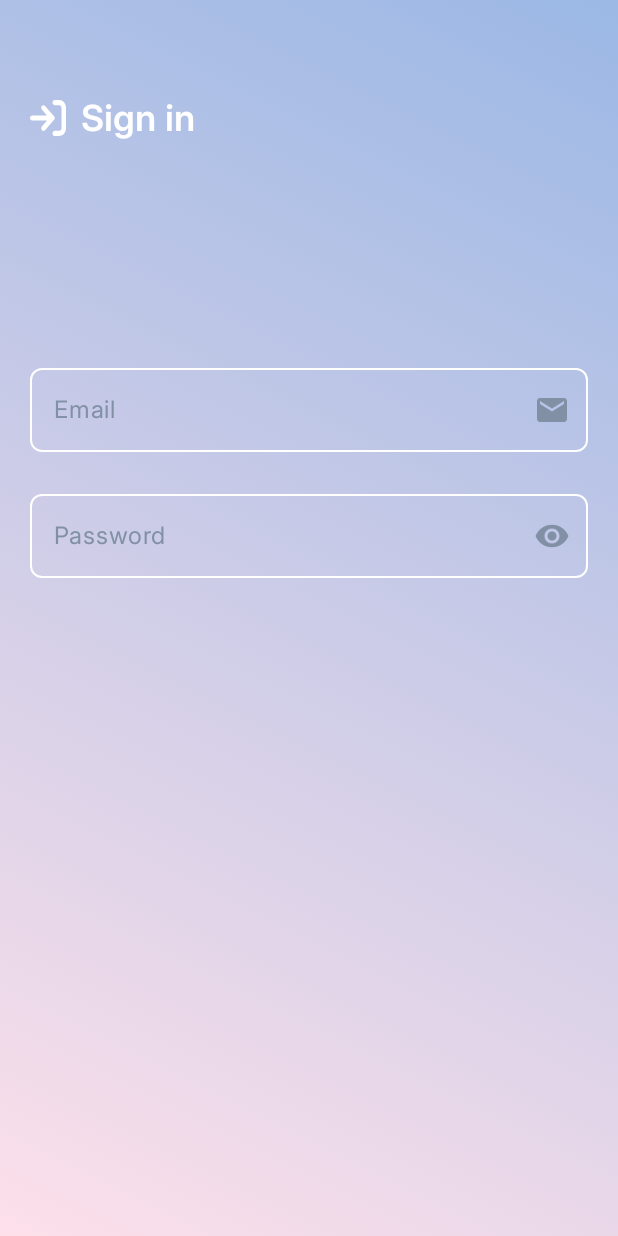
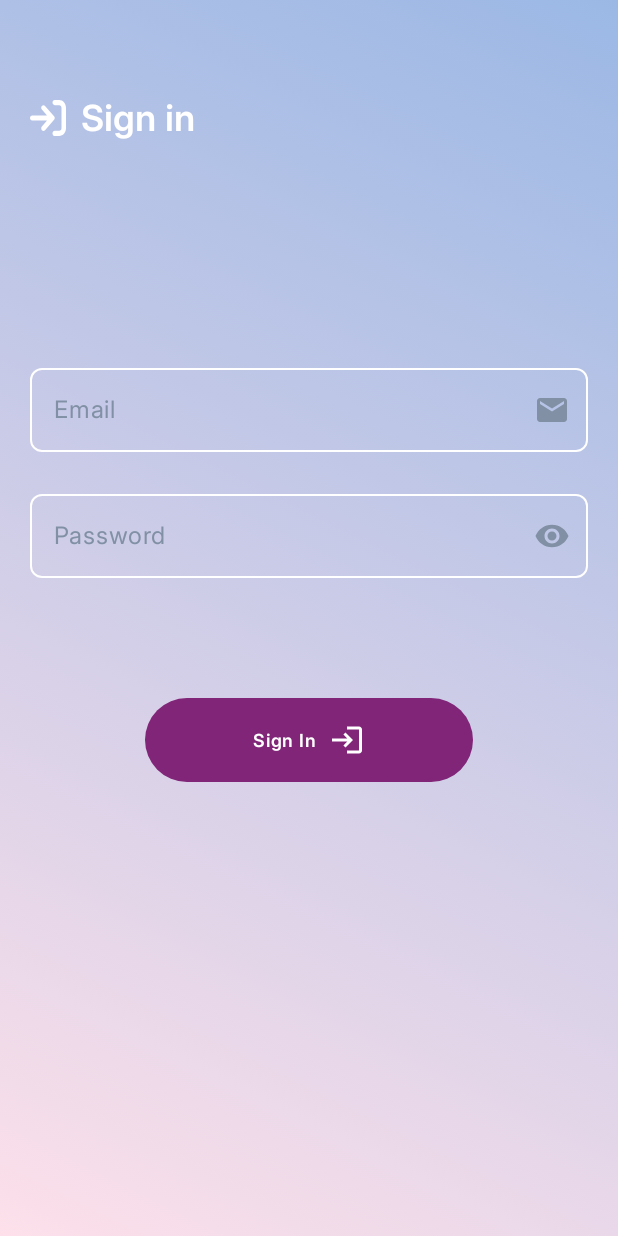
Before and after one commit to joaogouveia89/TikoDog, an Android app built with Jetpack Compose: the @Preview function LoginScreenPreview, on a phone screen of 412 x 824 dp. Run offline under Robolectric (Android 15) with nearby library versions, the phone set to English and light mode, and no system bars; Roboto replaces fonts that are not available here.

Commit message:
custom button

```diff
--- /dev/null
+++ b/app/src/main/java/io/github/joaogouveia89/tikodog/core/presentation/TikoDogButton.kt
@@ -0,0 +1,75 @@
+package io.github.joaogouveia89.tikodog.core.presentation
+
+import androidx.compose.foundation.layout.Row
+import androidx.compose.foundation.layout.padding
+import androidx.compose.material.icons.Icons
+import androidx.compose.material.icons.automirrored.filled.Login
+import androidx.compose.material3.Button
+import androidx.compose.material3.ButtonDefaults
+import androidx.compose.material3.Icon
+import androidx.compose.material3.MaterialTheme
+import androidx.compose.material3.Text
+import androidx.compose.runtime.Composable
+import androidx.compose.ui.Alignment
+import androidx.compose.ui.Modifier
+import androidx.compose.ui.graphics.Color
+import androidx.compose.ui.graphics.vector.ImageVector
+import androidx.compose.ui.tooling.preview.Preview
+import androidx.compose.ui.unit.dp
+import io.github.joaogouveia89.tikodog.ui.theme.TikoDogTheme
+import io.github.joaogouveia89.tikodog.ui.theme.TikoPurple
+
+@Composable
+fun TikoDogButton(
+    modifier: Modifier = Modifier,
+    text: String,
+    trailIcon: ImageVector,
+    containerColor: Color,
+    contentColor: Color,
+    onClick: () -> Unit
+) {
+    Button(
+        modifier = modifier,
+        content = {
+            Row(
+                modifier = Modifier.padding(horizontal = 48.dp, vertical = 8.dp)
+            ) {
+                Text(
+                    modifier = Modifier
+                        .align(Alignment.CenterVertically),
+                    text = text,
+                    style = MaterialTheme.typography.labelMedium
+                )
+                Icon(
+                    modifier = Modifier
+                        .padding(start = 8.dp)
+                        .align(Alignment.CenterVertically),
+                    imageVector = trailIcon,
+                    contentDescription = null
+                )
+            }
+
+        },
+        onClick = onClick,
+        colors = ButtonDefaults.buttonColors().copy(
+            containerColor = containerColor,
+            contentColor = contentColor
+        )
+    )
+}
+
+@Preview(showBackground = true)
+@Composable
+private fun TikoDogButtonPreview() {
+    TikoDogTheme {
+        TikoDogButton(
+            modifier = Modifier
+                .padding(20.dp),
+            text = "Sign In",
+            trailIcon = Icons.AutoMirrored.Filled.Login,
+            onClick = {},
+            contentColor = Color.White,
+            containerColor = TikoPurple
+        )
+    }
+}
--- a/app/src/main/java/io/github/joaogouveia89/tikodog/login/presentation/LoginScreenContent.kt
+++ b/app/src/main/java/io/github/joaogouveia89/tikodog/login/presentation/LoginScreenContent.kt
@@ -1,13 +1,12 @@
 package io.github.joaogouveia89.tikodog.login.presentation
 
-import androidx.compose.foundation.layout.Box
 import androidx.compose.foundation.layout.Column
 import androidx.compose.foundation.layout.PaddingValues
 import androidx.compose.foundation.layout.Row
 import androidx.compose.foundation.layout.fillMaxWidth
 import androidx.compose.foundation.layout.padding
-import androidx.compose.foundation.layout.size
 import androidx.compose.material.icons.Icons
+import androidx.compose.material.icons.automirrored.filled.Login
 import androidx.compose.material.icons.filled.Email
 import androidx.compose.material3.Icon
 import androidx.compose.material3.MaterialTheme
@@ -22,10 +21,12 @@ import androidx.compose.ui.res.vectorResource
 import androidx.compose.ui.tooling.preview.Preview
 import androidx.compose.ui.unit.dp
 import io.github.joaogouveia89.tikodog.R
+import io.github.joaogouveia89.tikodog.core.presentation.TikoDogButton
 import io.github.joaogouveia89.tikodog.core.presentation.TikoDogTextInput
 import io.github.joaogouveia89.tikodog.login.presentation.components.TikoDogPasswordInput
 import io.github.joaogouveia89.tikodog.ui.theme.TikoDogTheme
 import io.github.joaogouveia89.tikodog.ui.theme.TikoGray
+import io.github.joaogouveia89.tikodog.ui.theme.TikoPurple
 
 @Composable
 fun LoginScreenContent(
@@ -77,6 +78,17 @@ fun LoginScreenContent(
                 .fillMaxWidth(),
             onChangeValue = {}
         )
+
+        TikoDogButton(
+            modifier = Modifier
+                .padding(top = 80.dp)
+                .align(Alignment.CenterHorizontally),
+            text = "Sign In",
+            trailIcon = Icons.AutoMirrored.Filled.Login,
+            onClick = {},
+            contentColor = Color.White,
+            containerColor = TikoPurple
+        )
     }
 }
 
--- a/app/src/main/java/io/github/joaogouveia89/tikodog/ui/theme/Theme.kt
+++ b/app/src/main/java/io/github/joaogouveia89/tikodog/ui/theme/Theme.kt
@@ -18,7 +18,7 @@ private val DarkColorScheme = darkColorScheme(
 
 private val LightColorScheme = lightColorScheme(
     primary = TikoPink,
-    secondary = TikoBlue,
+    secondary = TikoPurple,
     tertiary = TikoPurple
 
     /* Other default colors to override
--- a/app/src/main/java/io/github/joaogouveia89/tikodog/ui/theme/Type.kt
+++ b/app/src/main/java/io/github/joaogouveia89/tikodog/ui/theme/Type.kt
@@ -125,7 +125,7 @@ val Typography = Typography(
     ),
     labelMedium = TextStyle(
         fontFamily = interFontFamily,
-        fontWeight = FontWeight.Medium,
+        fontWeight = FontWeight.SemiBold,
         fontSize = 12.sp,
         lineHeight = 16.sp,
         letterSpacing = 0.5.sp
```
